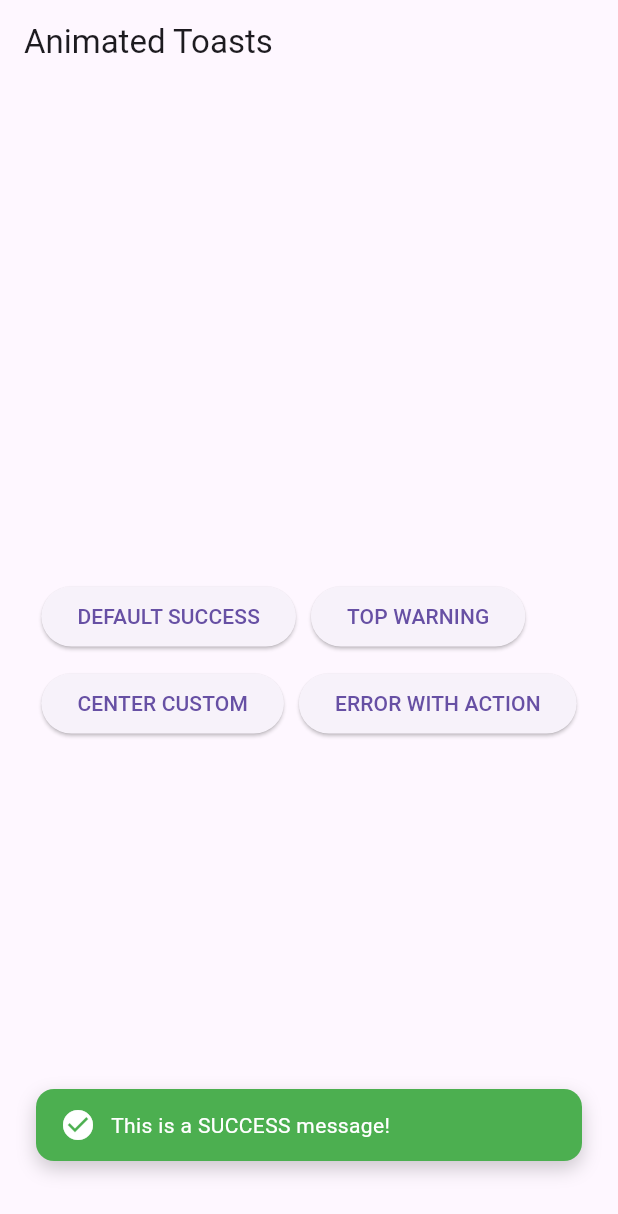
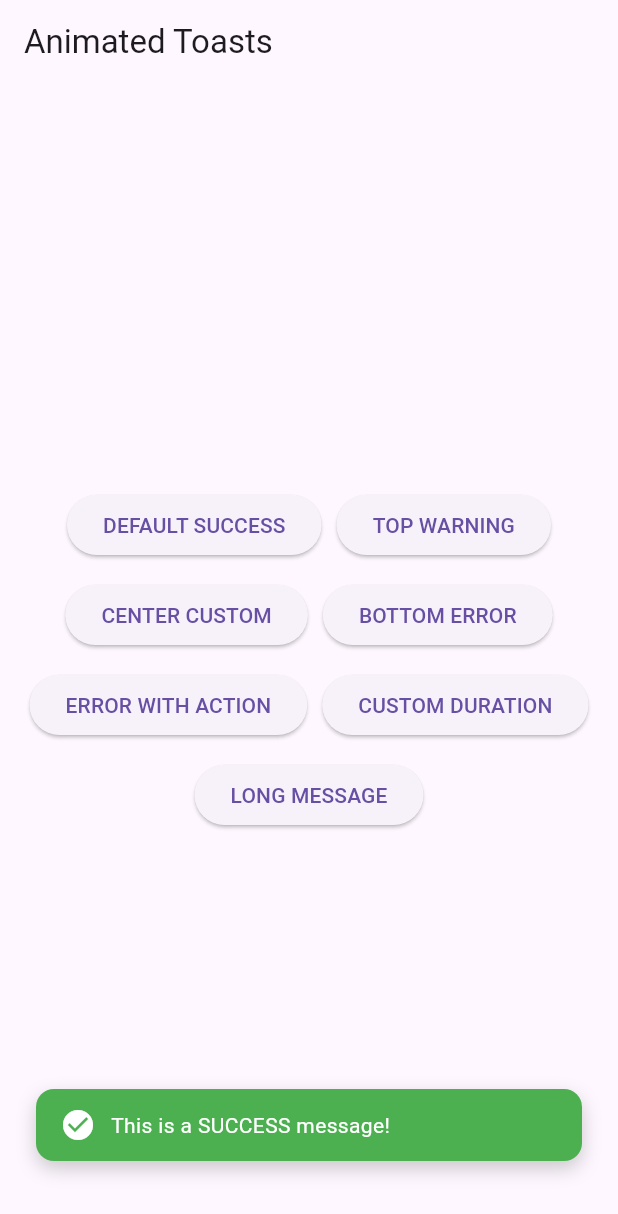
Before and after one commit to greyscripttech/flutter_animated_toast_module, a Flutter app: the screen it shows after launch, after a tap on "DEFAULT SUCCESS", on a phone screen of 412 x 824 dp. Shown: the top 1214 px of the screen. Run offline on Flutter 3.47's test engine with Material 3 defaults, Android fonts, the phone set to English and light mode, and no system bars.

Commit message:
Add new toast demo buttons and features
Added new buttons to showcase additional toast features:
- Error toast with action button (Undo)
- Custom duration toast (5 seconds)
- Long message toast for multiline display
- Retained existing toast buttons for success, warning, custom, and error demos
- Updated UI layout with better spacing and clear labels for new features

```diff
--- a/lib/main.dart
+++ b/lib/main.dart
@@ -22,7 +22,7 @@ class MyApp extends StatelessWidget {
 class ToastDemoPage extends StatelessWidget {
   const ToastDemoPage({super.key});
 
-  void _showDefaultToast(BuildContext context) {
+  void _showDefaultSuccessToast(BuildContext context) {
     showAnimatedToast(
       context: context,
       message: "This is a SUCCESS message!",
@@ -33,7 +33,7 @@ class ToastDemoPage extends StatelessWidget {
   void _showTopWarningToast(BuildContext context) {
     showAnimatedToast(
       context: context,
-      message: "This is a WARNING message at TOP!",
+      message: "This is a WARNING at TOP!",
       type: ToastType.warning,
       position: ToastPosition.top,
     );
@@ -48,7 +48,16 @@ class ToastDemoPage extends StatelessWidget {
       backgroundColor: Colors.deepPurple,
       textColor: Colors.yellowAccent,
       customIcon: Icons.star,
-      borderRadius: 20,
+      borderRadius: 25,
+    );
+  }
+
+  void _showBottomErrorToast(BuildContext context) {
+    showAnimatedToast(
+      context: context,
+      message: "This is an ERROR toast at BOTTOM!",
+      type: ToastType.error,
+      position: ToastPosition.bottom,
     );
   }
 
@@ -66,17 +75,38 @@ class ToastDemoPage extends StatelessWidget {
     );
   }
 
+  void _showCustomDurationToast(BuildContext context) {
+    showAnimatedToast(
+      context: context,
+      message: "This toast stays for 5 seconds!",
+      type: ToastType.info,
+      duration: const Duration(seconds: 5),
+    );
+  }
+
+  void _showLongMessageToast(BuildContext context) {
+    showAnimatedToast(
+      context: context,
+      message: "This is a really long toast message that should wrap onto multiple lines smoothly without any problem. Let’s see how it looks in action!",
+      type: ToastType.success,
+      position: ToastPosition.bottom,
+    );
+  }
+
   @override
   Widget build(BuildContext context) {
     return Scaffold(
       appBar: AppBar(title: const Text("Animated Toasts")),
-      body: Center(
+      body: Padding(
+        padding: const EdgeInsets.all(16.0),
+        child: Center(
           child: Wrap(
             spacing: 10,
-          runSpacing: 10,
+            runSpacing: 12,
+            alignment: WrapAlignment.center,
             children: [
               ElevatedButton(
-              onPressed: () => _showDefaultToast(context),
+                onPressed: () => _showDefaultSuccessToast(context),
                 child: const Text('DEFAULT SUCCESS'),
               ),
               ElevatedButton(
@@ -88,10 +118,23 @@ class ToastDemoPage extends StatelessWidget {
                 child: const Text('CENTER CUSTOM'),
               ),
               ElevatedButton(
+                onPressed: () => _showBottomErrorToast(context),
+                child: const Text('BOTTOM ERROR'),
+              ),
+              ElevatedButton(
                 onPressed: () => _showErrorWithActionToast(context),
                 child: const Text('ERROR WITH ACTION'),
               ),
+              ElevatedButton(
+                onPressed: () => _showCustomDurationToast(context),
+                child: const Text('CUSTOM DURATION'),
+              ),
+              ElevatedButton(
+                onPressed: () => _showLongMessageToast(context),
+                child: const Text('LONG MESSAGE'),
+              ),
             ],
+          ),
         ),
       ),
     );
```
Lines whose indentation alone changed are shown as unchanged.
